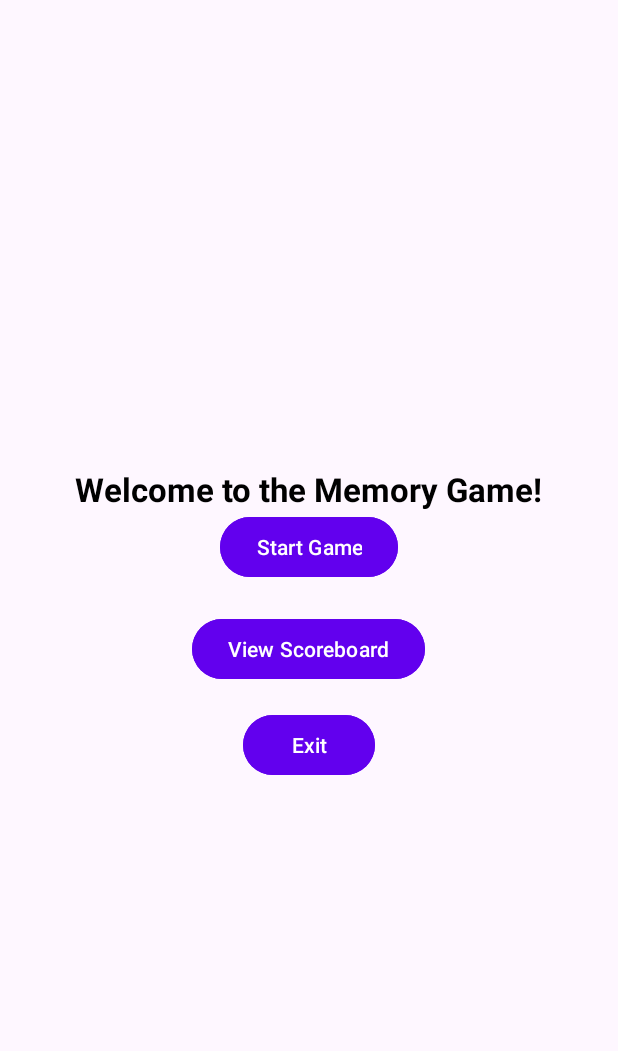
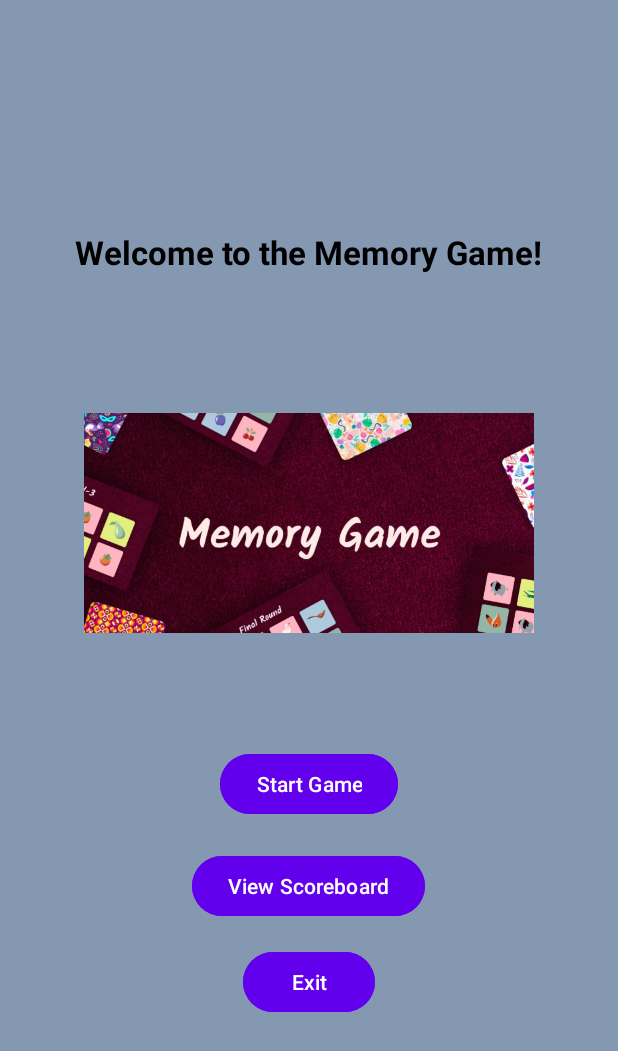
Before and after one commit to PavloSernetskyi/MemoryGame, an Android app: the screen it shows after launch (MainActivity), on a phone screen of 412 x 824 dp. Shown: the top 1051 px of the screen. Run offline under Robolectric (Android 15) with nearby library versions, the phone set to English and light mode, and no system bars.

Commit message:
added custom themed image with shake effect

```diff
--- a/app/src/main/java/com/example/memorygame/MainActivity.java
+++ b/app/src/main/java/com/example/memorygame/MainActivity.java
@@ -3,8 +3,11 @@ package com.example.memorygame;
 import android.content.Intent;
 import android.os.Bundle;
 import android.text.InputType;
+import android.view.animation.Animation;
+import android.view.animation.AnimationUtils;
 import android.widget.Button;
 import android.widget.EditText;
+import android.widget.ImageView;
 import android.widget.Toast;
 import androidx.appcompat.app.AlertDialog;
 import androidx.appcompat.app.AppCompatActivity;
@@ -24,6 +27,11 @@ public class MainActivity extends AppCompatActivity {
         Button exitBtn = findViewById(R.id.exitBtn);
 
         exitBtn.setOnClickListener(v -> finishAffinity());
+
+        ImageView image = findViewById(R.id.gameImage);
+        Animation shake = AnimationUtils.loadAnimation(this, R.anim.shake);
+        image.startAnimation(shake);
+
 
         startGameBtn.setOnClickListener(v -> showNamePrompt());
         viewScoreboardBtn.setOnClickListener(v -> {
--- /dev/null
+++ b/app/src/main/res/anim/shake.xml
@@ -0,0 +1,19 @@
+<?xml version="1.0" encoding="utf-8"?>
+<set xmlns:android="http://schemas.android.com/apk/res/android"
+    android:interpolator="@android:anim/linear_interpolator">
+
+    <translate
+        android:duration="500"
+        android:fromXDelta="-30"
+        android:toXDelta="30"
+        android:repeatCount="10"
+        android:repeatMode="reverse" />
+
+    <translate
+        android:duration="500"
+        android:fromYDelta="-10"
+        android:toYDelta="10"
+        android:repeatCount="10"
+        android:repeatMode="reverse" />
+
+</set>
--- a/app/src/main/res/layout/activity_game.xml
+++ b/app/src/main/res/layout/activity_game.xml
@@ -5,7 +5,8 @@
     android:layout_height="match_parent"
     android:orientation="vertical"
     android:gravity="center"
-    android:padding="16dp">
+    android:padding="16dp"
+    android:background="@color/game_background">
 
     <TextView
         android:id="@+id/statusText"
@@ -13,7 +14,7 @@
         android:layout_height="wrap_content"
         android:text="Match the Tiles!"
         android:textSize="24sp"
-        android:layout_marginBottom="16dp"/>
+        android:layout_marginBottom="16dp" />
 
     <TextView
         android:id="@+id/attemptsText"
@@ -34,7 +35,7 @@
         android:rowCount="2"
         android:layout_gravity="center"
         android:padding="8dp"
-        android:background="@android:color/darker_gray"/>
+        android:background="@android:color/darker_gray" />
 
     <Button
         android:id="@+id/backToMenuBtn"
@@ -45,6 +46,6 @@
         android:layout_marginTop="16dp"
         android:backgroundTint="@color/purple_500"
         android:textColor="@android:color/white"
-        android:layout_gravity="center"/>
+        android:layout_gravity="center" />
 
 </LinearLayout>
--- a/app/src/main/res/layout/activity_main.xml
+++ b/app/src/main/res/layout/activity_main.xml
@@ -2,10 +2,12 @@
 <LinearLayout xmlns:android="http://schemas.android.com/apk/res/android"
     xmlns:app="http://schemas.android.com/apk/res-auto"
     android:orientation="vertical"
+    android:layout_width="match_parent"
+    android:layout_height="match_parent"
     android:gravity="center"
     android:padding="32dp"
-    android:layout_width="match_parent"
-    android:layout_height="match_parent">
+    android:background="@color/game_background">
+
 
     <TextView
         android:id="@+id/welcomeText"
@@ -13,13 +15,19 @@
         android:layout_height="wrap_content"
         android:text="Welcome to the Memory Game!"
         android:textSize="22sp"
+        android:textStyle="bold"
         android:textColor="@android:color/black"
-        android:textStyle="bold"
-        android:layout_marginTop="8dp"
-        app:layout_constraintTop_toTopOf="parent"
-        app:layout_constraintStart_toStartOf="parent"
-        app:layout_constraintEnd_toEndOf="parent"
-        />
+        android:layout_marginTop="8dp" />
+
+    <ImageView
+        android:id="@+id/gameImage"
+        android:layout_width="300dp"
+        android:layout_height="300dp"
+        android:layout_marginTop="16dp"
+        android:src="@drawable/memory_game"
+        android:contentDescription="Game Image" />
+
+
 
     <Button
         android:id="@+id/startGameBtn"
@@ -47,5 +55,4 @@
         android:layout_gravity="center_horizontal"
         android:backgroundTint="@color/purple_500"
         android:textColor="@android:color/white" />
-
 </LinearLayout>
--- a/app/src/main/res/layout/activity_scoreboard.xml
+++ b/app/src/main/res/layout/activity_scoreboard.xml
@@ -1,7 +1,8 @@
 <ScrollView xmlns:android="http://schemas.android.com/apk/res/android"
     android:layout_width="match_parent"
     android:layout_height="match_parent"
-    android:padding="16dp">
+    android:padding="16dp"
+    android:background="@color/game_background">
 
     <LinearLayout
         android:layout_width="match_parent"
--- a/app/src/main/res/values/colors.xml
+++ b/app/src/main/res/values/colors.xml
@@ -5,4 +5,5 @@
     <color name="purple_500">#6200EE</color>
     <color name="purple_700">#3700B3</color>
     <color name="teal_200">#03DAC5</color>
+    <color name="game_background">#8499B1</color>
 </resources>
```
Also changed, not shown: app/src/main/res/drawable/memory_game.png (added).
